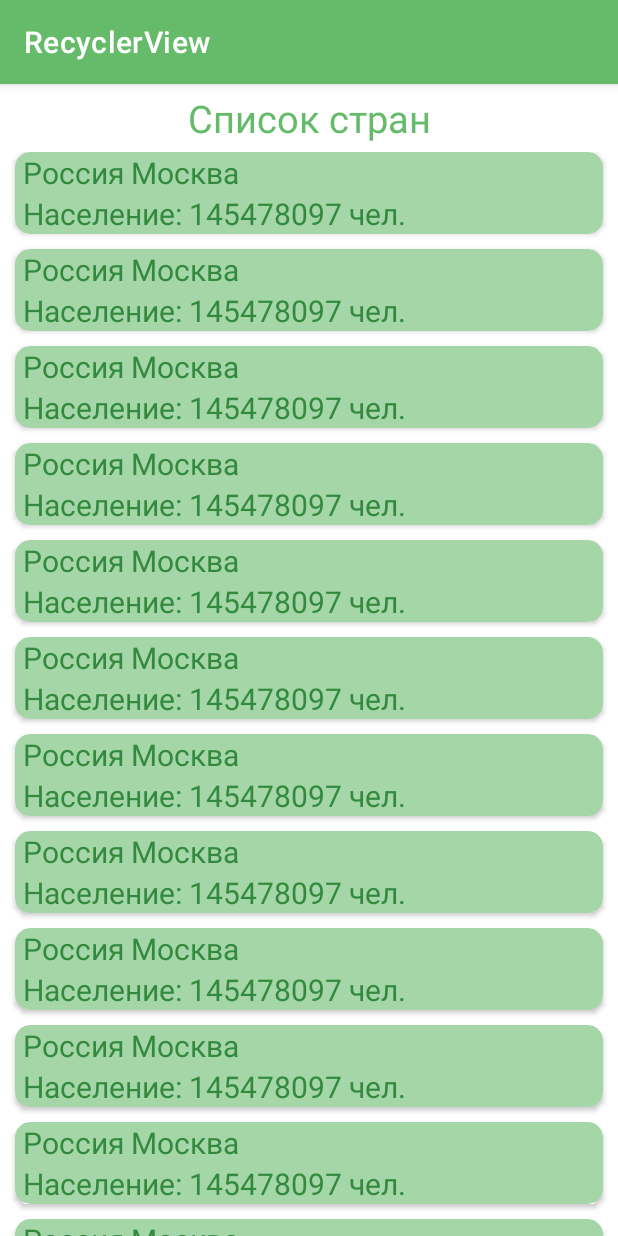
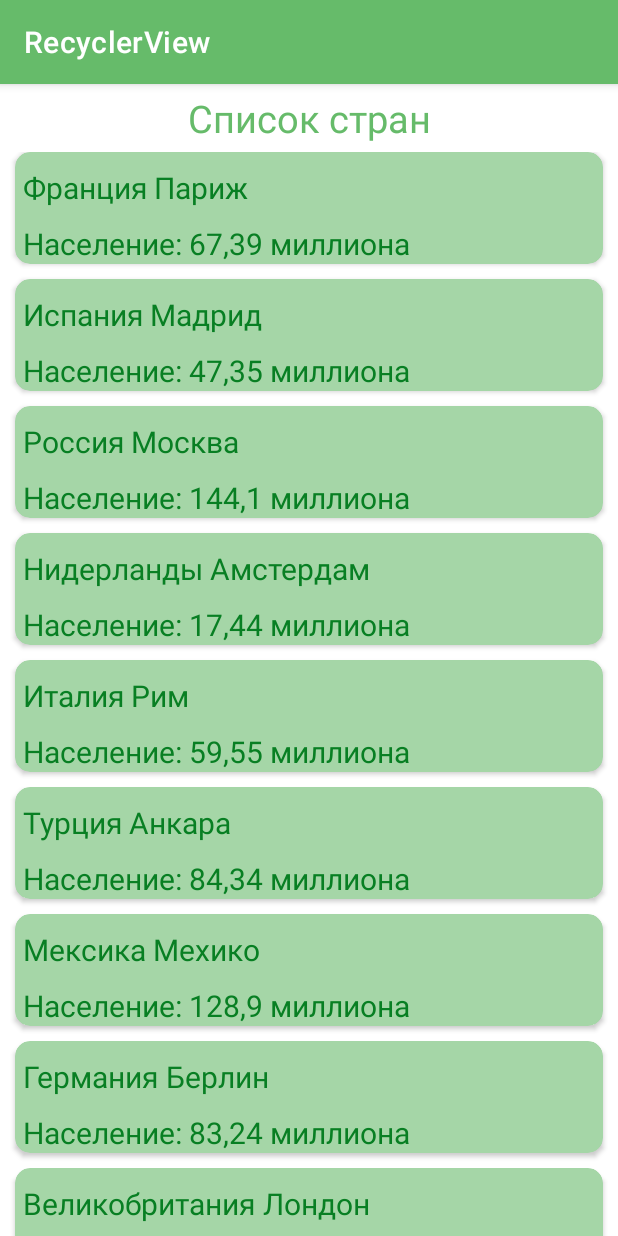
Before and after one commit to EgorVeber/NotesJava, an Android app: the screen it shows after launch (MainActivity), on a phone screen of 412 x 824 dp. Run offline under Robolectric (Android 15) with nearby library versions, the phone set to English and light mode, and no system bars.

Commit message:
fix_version_2

```diff
--- a/app/src/main/java/ru/gb/veber/homework_6_notes/java/EditNoteActivity.java
+++ b/app/src/main/java/ru/gb/veber/homework_6_notes/java/EditNoteActivity.java
@@ -23,6 +23,7 @@ public class EditNoteActivity extends AppCompatActivity {
     EditText edit_population;
     @Override
     protected void onCreate(Bundle savedInstanceState) {
+
         super.onCreate(savedInstanceState);
         setContentView(R.layout.activity_edit_note);
         setTitle("RecyclerViewEdit");
--- a/app/src/main/java/ru/gb/veber/homework_6_notes/java/MainActivity.java
+++ b/app/src/main/java/ru/gb/veber/homework_6_notes/java/MainActivity.java
@@ -25,7 +25,7 @@ public class MainActivity extends AppCompatActivity implements AdapterNote.OnNot
     private RecyclerView list;
 
     //нужна ссылка на репозитари и куда буду потом добавлять
-    private CardNoteSourse sourse = CardNoteSourseImpl.getInstance();//
+    private CardNoteSourse sourse ;//
     private AdapterNote adapters;
 
     @Override
@@ -47,7 +47,6 @@ public class MainActivity extends AppCompatActivity implements AdapterNote.OnNot
         DividerItemDecoration itemDecoration = new DividerItemDecoration(this, LinearLayoutManager.VERTICAL);
         itemDecoration.setDrawable(getResources().getDrawable(R.drawable.separator, null));
         list.addItemDecoration(itemDecoration);
-
     }
     @Override
     public void onNoteClick(CardNote note) {
@@ -56,7 +55,6 @@ public class MainActivity extends AppCompatActivity implements AdapterNote.OnNot
         intent.putExtra(CardNote.NOTE,note);
         startActivityForResult(intent,REQUEST_CODE_SETTING_ACTIVITY);
     }
-
     @Override
     protected void onActivityResult(int requestCode, int resultCode, @Nullable Intent data) {
         if (requestCode != REQUEST_CODE_SETTING_ACTIVITY) {
--- a/app/src/main/java/ru/gb/veber/homework_6_notes/notes/CardNoteSourseImpl.java
+++ b/app/src/main/java/ru/gb/veber/homework_6_notes/notes/CardNoteSourseImpl.java
@@ -14,14 +14,14 @@ public class CardNoteSourseImpl implements CardNoteSourse {
     static CardNoteSourseImpl sourse;
     private ArrayList<CardNote> notes = new ArrayList<>();
 
-    public static CardNoteSourseImpl getInstance()
-    {
-        if(sourse==null)
-        {
-            sourse= new CardNoteSourseImpl();
-        }
-        return sourse;
-    }
+//    public static CardNoteSourseImpl getInstance()
+//    {
+//        if(sourse==null)
+//        {
+//            sourse= new CardNoteSourseImpl();
+//        }
+//        return sourse;
+//    }
 
     public CardNoteSourseImpl()
     {
--- a/app/src/main/java/ru/gb/veber/homework_6_notes/recycler/HolderNote.java
+++ b/app/src/main/java/ru/gb/veber/homework_6_notes/recycler/HolderNote.java
@@ -35,7 +35,7 @@ public class HolderNote extends RecyclerView.ViewHolder {
         this.note=note;
         country.setText(note.getCountry()+" ");
         capital.setText(note.getCapital());
-        population.setText(note.getPopulation()+" чел.");
+        population.setText(note.getPopulation()+" миллиона");
     }
 
 }
--- a/app/src/main/res/layout/card_note_item.xml
+++ b/app/src/main/res/layout/card_note_item.xml
@@ -12,6 +12,7 @@
     <LinearLayout
         android:layout_width="match_parent"
         android:orientation="horizontal"
+        android:layout_marginTop="@dimen/radius_card_view"
         android:layout_height="wrap_content">
 
     <TextView
@@ -28,6 +29,7 @@
         <LinearLayout
             android:layout_width="match_parent"
             android:orientation="horizontal"
+            android:layout_marginTop="@dimen/radius_card_view"
             android:layout_height="wrap_content">
             <TextView
                 style="@style/card_item_style"
--- a/app/src/main/res/values/colors.xml
+++ b/app/src/main/res/values/colors.xml
@@ -3,6 +3,7 @@
     <color name="purple_200">#75a478</color>
     <color name="purple_500">#66bb6a</color>
     <color name="purple_700">#338a3e</color>
+    <color name="card_item_color">#087f23</color>
     <color name="teal_200">#66bb6a</color>
     <color name="teal_700">#b2fab4</color>
     <color name="black">#FF000000</color>
--- a/app/src/main/res/values/strings.xml
+++ b/app/src/main/res/values/strings.xml
@@ -1,7 +1,5 @@
 <resources>
     <string name="app_name">homework_6_notes</string>
-
-
     <string-array name="country">
         <item>@string/country1</item>
         <item>@string/country2</item>
@@ -48,53 +46,54 @@
         <item>@string/population13</item>
     </string-array>
 
-    <string name="country1">Россия</string>
-    <string name="country2">Россия</string>
+
+
+    <string name="capital1">Париж</string>
+    <string name="capital2">Мадрид</string>
+    <string name="capital3">Москва</string>
+    <string name="capital4">Амстердам</string>
+    <string name="capital5">Рим</string>
+    <string name="capital6">Анкара</string>
+    <string name="capital7">Мехико</string>
+    <string name="capital8">Берлин</string>
+    <string name="capital9">Лондон</string>
+    <string name="capital10">Вена</string>
+    <string name="capital11">Афины</string>
+    <string name="capital12">Лиссабон</string>
+    <string name="capital13">Куала-Лумпур</string>
+
+
+    <string name="country1">Франция</string>
+    <string name="country2">Испания</string>
     <string name="country3">Россия</string>
-    <string name="country4">Россия</string>
-    <string name="country5">Россия</string>
-    <string name="country6">Россия</string>
-    <string name="country7">Россия</string>
-    <string name="country8">Россия</string>
-    <string name="country9">Россия</string>
-    <string name="country10">Россия</string>
-    <string name="country11">Россия</string>
-    <string name="country12">Россия</string>
-    <string name="country13">Россия</string>
+    <string name="country4">Нидерланды</string>
+    <string name="country5">Италия</string>
+    <string name="country6">Турция</string>
+    <string name="country7">Мексика</string>
+    <string name="country8">Германия</string>
+    <string name="country9">Великобритания</string>
+    <string name="country10">Австрия</string>
+    <string name="country11">Греция</string>
+    <string name="country12">Португалия</string>
+    <string name="country13">Малайзия</string>
 
-    <string name="capital1">Москва</string>
-    <string name="capital2">Москва</string>
-    <string name="capital3">Москва</string>
-    <string name="capital4">Москва</string>
-    <string name="capital5">Москва</string>
-    <string name="capital6">Москва</string>
-    <string name="capital7">Москва</string>
-    <string name="capital8">Москва</string>
-    <string name="capital9">Москва</string>
-    <string name="capital10">Москва</string>
-    <string name="capital11">Москва</string>
-    <string name="capital12">Москва</string>
-    <string name="capital13">Москва</string>
-
-    <string name="population1">145478097</string>
-    <string name="population2">145478097</string>
-    <string name="population3">145478097</string>
-    <string name="population4">145478097</string>
-    <string name="population5">145478097</string>
-    <string name="population6">145478097</string>
-    <string name="population7">145478097</string>
-    <string name="population8">145478097</string>
-    <string name="population9">145478097</string>
-    <string name="population10">145478097</string>
-    <string name="population11">145478097</string>
-    <string name="population12">145478097</string>
-    <string name="population13">145478097</string>
+    <string name="population1">67,39</string>
+    <string name="population2">47,35</string>
+    <string name="population3">144,1</string>
+    <string name="population4">17,44</string>
+    <string name="population5">59,55</string>
+    <string name="population6">84,34</string>
+    <string name="population7">128,9</string>
+    <string name="population8">83,24</string>
+    <string name="population9">67,22</string>
+    <string name="population10">8,917</string>
+    <string name="population11">10,72</string>
+    <string name="population12">10,31</string>
+    <string name="population13">32,37</string>
 
     <string name="title_text">Список стран</string>
     <string name="card">Карточка</string>
     <string name="country">Страна</string>
     <string name="capital">Столица</string>
     <string name="population">Население</string>
-
-
 </resources>
--- a/app/src/main/res/values/styles.xml
+++ b/app/src/main/res/values/styles.xml
@@ -23,7 +23,7 @@
         <item name="android:layout_width">wrap_content</item>
         <item name="android:layout_height">wrap_content</item>
         <item name="android:textSize">@dimen/card_text_size_item</item>
-        <item name="android:textColor">@color/purple_700</item>
+        <item name="android:textColor">@color/card_item_color</item>
     </style>
     <style name="card_item_style.edit_item">
         <item name="android:layout_gravity">center</item>
@@ -45,7 +45,7 @@
         <item name="android:layout_width">wrap_content</item>
         <item name="android:layout_height">wrap_content</item>
         <item name="android:layout_gravity">center</item>
-        <item name="android:textColor">@color/purple_700</item>
+        <item name="android:textColor">@color/card_item_color</item>
         <item name="android:textSize">@dimen/card_text_size_item_edit</item>
         <item name="android:ems">10</item>
     </style>
```
